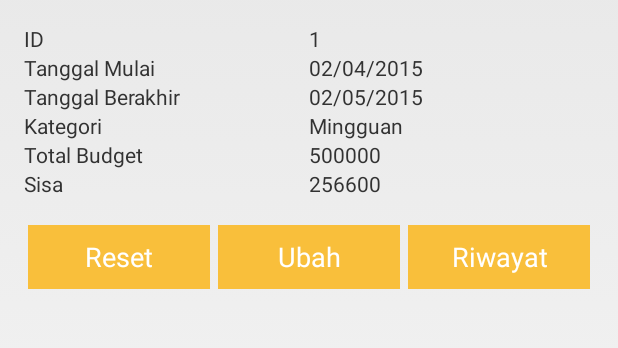
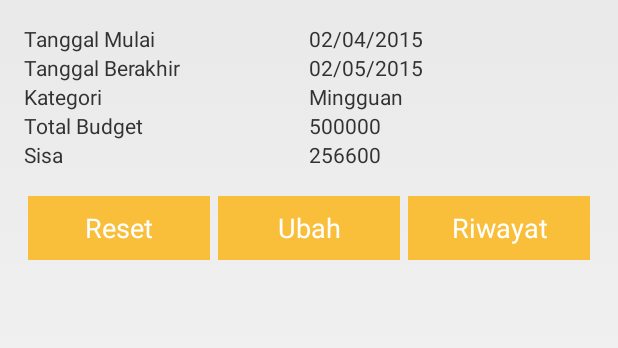
Before and after one commit to Restu-Ibu/aturduit, an Android app: the layout alertdialog_infobudget.xml on its own in the app's theme, with its tools: preview values and no code run, on a phone screen of 412 x 824 dp, the part 72-420 px from its top. Run offline under Robolectric (Android 15) with nearby library versions, the light colour scheme and no system bars.

Commit message:
tampilan alert

```diff
--- a/app/src/main/res/layout/activity_history_and_statistic_budget.xml
+++ b/app/src/main/res/layout/activity_history_and_statistic_budget.xml
@@ -31,6 +31,7 @@
                 android:layout_height="wrap_content"
                 android:layout_weight="1"
                 android:text="@string/ID"
+                android:visibility="gone"
                 android:textStyle="bold" />
 
             <TextView
--- a/app/src/main/res/layout/alertdialog_infobudget.xml
+++ b/app/src/main/res/layout/alertdialog_infobudget.xml
@@ -19,6 +19,7 @@
             <TextView
                 android:layout_width="wrap_content"
                 android:layout_height="wrap_content"
+                android:visibility="gone"
                 android:text="@string/ID" />
 
             <TextView
@@ -57,6 +58,7 @@
                 android:id="@+id/textView1"
                 android:layout_width="wrap_content"
                 android:layout_height="wrap_content"
+                android:visibility="gone"
                 android:text="1" />
 
             <TextView
--- a/app/src/main/res/layout/rowbudgethistory_layout.xml
+++ b/app/src/main/res/layout/rowbudgethistory_layout.xml
@@ -12,6 +12,7 @@
         android:layout_width="0dp"
         android:layout_height="wrap_content"
         android:layout_weight="1"
+        android:visibility="gone"
         android:text="@string/ID" />
 
     <TextView
```
